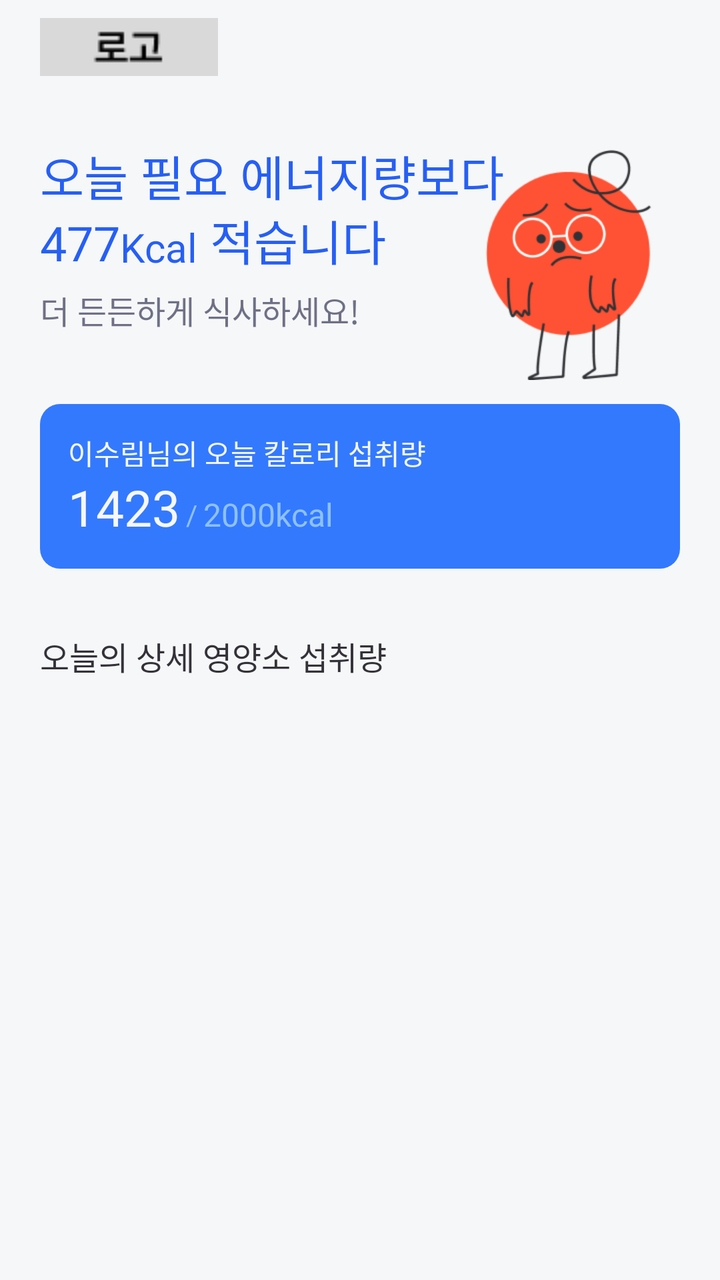
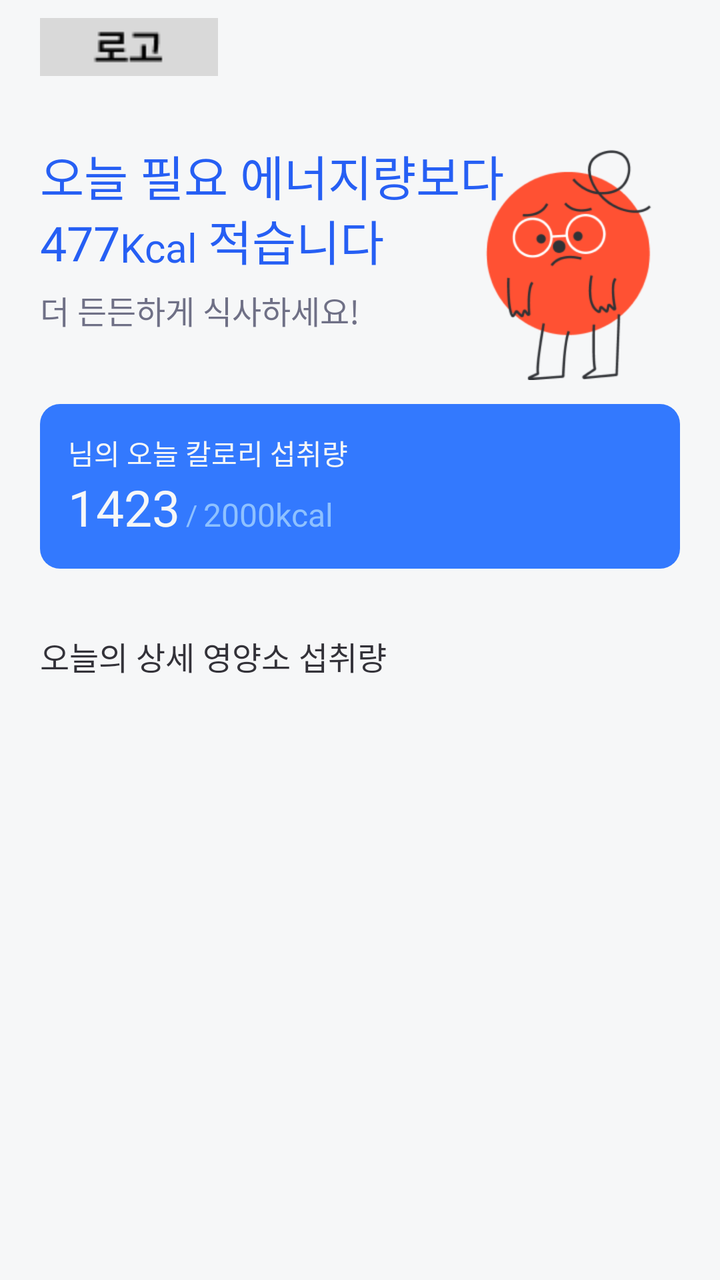

The first picture is an Android layout as it rendered before a commit; the second is the same layout after the commit. The layout source and the unified diff follow.
<!-- AndroidManifest.xml: application theme Theme.BeYourEyes -->
<!-- res/layout/fragment_home.xml -->
<?xml version="1.0" encoding="utf-8"?>
<ScrollView xmlns:android="http://schemas.android.com/apk/res/android"
    xmlns:app="http://schemas.android.com/apk/res-auto"
    xmlns:tools="http://schemas.android.com/tools"
    android:id="@+id/layout"
    android:layout_width="match_parent"
    android:layout_height="match_parent"
    android:background="@color/gray_50"
    android:scrollbarSize="0dp"
    tools:context=".ui.home.HomeFragment">


    <androidx.constraintlayout.widget.ConstraintLayout
        android:layout_width="match_parent"
        android:layout_height="wrap_content">

        <ImageView
            android:id="@+id/logo"
            android:layout_width="wrap_content"
            android:layout_height="wrap_content"
            android:layout_marginStart="20dp"
            android:layout_marginTop="9dp"
            android:src="@drawable/tmp_home_logo"
            app:layout_constraintStart_toStartOf="parent"
            app:layout_constraintTop_toTopOf="parent" />

        <androidx.constraintlayout.widget.ConstraintLayout
            android:id="@+id/topMsgLayout"
            android:layout_width="match_parent"
            android:layout_height="wrap_content"
            android:layout_marginStart="20dp"
            android:layout_marginTop="70dp"
            android:layout_marginEnd="20dp"
            app:layout_constraintEnd_toEndOf="parent"
            app:layout_constraintStart_toStartOf="parent"
            app:layout_constraintTop_toTopOf="parent">

            <ImageView
                android:id="@+id/topCharacter"
                android:layout_width="84dp"
                android:layout_height="115dp"
                android:layout_marginTop="5dp"
                android:layout_marginEnd="14dp"
                android:src="@drawable/home_sad_2x"
                app:layout_constraintBottom_toBottomOf="parent"
                app:layout_constraintEnd_toEndOf="parent"
                app:layout_constraintHorizontal_bias="1.0"
                app:layout_constraintStart_toEndOf="@+id/topMsg1"
                app:layout_constraintTop_toTopOf="parent"
                app:layout_constraintVertical_bias="1.0" />

            <TextView
                android:id="@+id/topMsg1"
                android:layout_width="wrap_content"
                android:layout_height="wrap_content"
                android:fontFamily="@font/wanted_sans_bold"
                android:text="오늘 필요 에너지량보다"
                android:textColor="@color/blue_600"
                android:textSize="24sp"
                app:layout_constraintStart_toStartOf="parent"
                app:layout_constraintTop_toTopOf="parent" />

            <TextView
                android:id="@+id/topMsg2"
                android:layout_width="wrap_content"
                android:layout_height="wrap_content"
                android:fontFamily="@font/wanted_sans_bold"
                android:text=" 적습니다"
                android:textColor="@color/blue_600"
                android:textSize="24sp"
                app:layout_constraintBottom_toBottomOf="@+id/topMsgKcal"
                app:layout_constraintStart_toEndOf="@+id/topMsgKcalUnit" />

            <TextView
                android:id="@+id/topMsgKcal"
                android:layout_width="wrap_content"
                android:layout_height="wrap_content"
                android:fontFamily="@font/wanted_sans_extra_black"
                android:text="477"
                android:textColor="@color/blue_600"
                android:textSize="24sp"
                app:layout_constraintStart_toStartOf="parent"
                app:layout_constraintTop_toBottomOf="@+id/topMsg1" />

            <TextView
                android:id="@+id/topMsgKcalUnit"
                android:layout_width="wrap_content"
                android:layout_height="wrap_content"
                android:fontFamily="@font/wanted_sans_extra_bold"
                android:text="Kcal"
                android:textColor="@color/blue_600"
                android:textSize="20sp"
                app:layout_constraintBottom_toBottomOf="@+id/topMsgKcal"
                app:layout_constraintStart_toEndOf="@+id/topMsgKcal"
                app:layout_constraintTop_toTopOf="@+id/topMsgKcal"
                app:layout_constraintVertical_bias="0.93" />

            <TextView
                android:id="@+id/topMsgSmall"
                android:layout_width="wrap_content"
                android:layout_height="wrap_content"
                android:layout_marginTop="6dp"
                android:fontFamily="@font/wanted_sans_semi_bold"
                android:text="더 든든하게 식사하세요!"
                android:textColor="@color/gray_700"
                android:textSize="16sp"
                app:layout_constraintStart_toStartOf="parent"
                app:layout_constraintTop_toBottomOf="@+id/topMsgKcal" />
        </androidx.constraintlayout.widget.ConstraintLayout>

        <androidx.constraintlayout.widget.ConstraintLayout
            android:id="@+id/todayKcalLayout"
            android:layout_width="match_parent"
            android:layout_height="wrap_content"
            android:layout_marginStart="20dp"
            android:layout_marginTop="12dp"
            android:layout_marginEnd="20dp"
            android:background="@drawable/bg_blue_500_rds_10"
            android:padding="14dp"
            app:layout_constraintEnd_toEndOf="parent"
            app:layout_constraintStart_toStartOf="parent"
            app:layout_constraintTop_toBottomOf="@id/topMsgLayout">

            <TextView
                android:id="@+id/todayKcalLabel"
                android:layout_width="wrap_content"
                android:layout_height="wrap_content"
                android:fontFamily="@font/wanted_sans_bold"
                android:text="이수림님의 오늘 칼로리 섭취량"
                android:textColor="@color/gray_50"
                android:textSize="14sp"
                app:layout_constraintStart_toStartOf="parent"
                app:layout_constraintTop_toTopOf="parent" />

            <TextView
                android:id="@+id/kcalToday"
                android:layout_width="wrap_content"
                android:layout_height="wrap_content"
                android:fontFamily="@font/wanted_sans_bold"
                android:text="1423"
                android:textColor="@color/gray_50"
                android:textSize="25sp"
                app:layout_constraintStart_toStartOf="parent"
                app:layout_constraintTop_toBottomOf="@+id/todayKcalLabel" />

            <TextView
                android:id="@+id/intakeSlash"
                android:layout_width="wrap_content"
                android:layout_height="wrap_content"
                android:layout_marginStart="3dp"
                android:fontFamily="@font/wanted_sans_extra_bold"
                android:text="/"
                android:textColor="@color/blue_300"
                android:textSize="14sp"
                app:layout_constraintBottom_toBottomOf="@+id/kcalToday"
                app:layout_constraintStart_toEndOf="@+id/kcalToday"
                app:layout_constraintTop_toTopOf="@+id/kcalToday"
                app:layout_constraintVertical_bias="0.75" />

            <TextView
                android:id="@+id/kcalGoal"
                android:layout_width="wrap_content"
                android:layout_height="wrap_content"
                android:layout_marginStart="3dp"
                android:fontFamily="@font/wanted_sans_extra_bold"
                android:text="2000kcal"
                android:textColor="@color/blue_300"
                android:textSize="16sp"
                app:layout_constraintBottom_toBottomOf="@+id/intakeSlash"
                app:layout_constraintStart_toEndOf="@+id/intakeSlash"
                app:layout_constraintTop_toTopOf="@+id/intakeSlash" />

        </androidx.constraintlayout.widget.ConstraintLayout>

        <androidx.constraintlayout.widget.ConstraintLayout
            android:id="@+id/todayNutriLayout"
            android:layout_width="0dp"
            android:layout_height="wrap_content"
            android:layout_marginTop="32dp"
            android:layout_marginBottom="30dp"
            app:layout_constraintBottom_toBottomOf="parent"
            app:layout_constraintEnd_toEndOf="parent"
            app:layout_constraintStart_toStartOf="parent"
            app:layout_constraintTop_toBottomOf="@id/todayKcalLayout"
            app:layout_constraintVertical_bias="1.0">

            <TextView
                android:id="@+id/todayNutriLabel"
                android:layout_width="match_parent"
                android:layout_height="wrap_content"
                android:layout_marginHorizontal="20dp"
                android:layout_marginStart="20dp"
                android:layout_marginEnd="20dp"
                android:fontFamily="@font/wanted_sans_bold"
                android:text="오늘의 상세 영양소 섭취량"
                android:textColor="@color/gray_950"
                android:textSize="16sp"
                app:layout_constraintEnd_toEndOf="parent"
                app:layout_constraintStart_toStartOf="parent"
                app:layout_constraintTop_toTopOf="parent" />

            <androidx.recyclerview.widget.RecyclerView
                android:id="@+id/todayNutriRecyclerView"
                android:layout_width="match_parent"
                android:layout_height="wrap_content"
                android:layout_marginHorizontal="13dp"
                android:layout_marginTop="20dp"
                app:layout_constraintEnd_toEndOf="parent"
                app:layout_constraintStart_toStartOf="parent"
                app:layout_constraintTop_toBottomOf="@id/todayNutriLabel" />

        </androidx.constraintlayout.widget.ConstraintLayout>

    </androidx.constraintlayout.widget.ConstraintLayout>
</ScrollView>
<!-- resources referenced by this layout -->
<resources>
  <color name="blue_300">#8EC1FF</color>
  <color name="blue_600">#265FF4</color>
  <color name="gray_50">#F6F7F8</color>
  <color name="gray_700">#6F7086</color>
  <color name="gray_950">#333239</color>
  <!-- drawable bg_blue_500_rds_10 (drawable) -->
  <?xml version="1.0" encoding="utf-8"?>
  <shape
      xmlns:android="http://schemas.android.com/apk/res/android"
      android:shape="rectangle">
      <solid android:color="@color/blue_500" />
      <corners android:radius="10dp" />
  </shape>
  <!-- drawable home_sad_2x: png bitmap (drawable, 16194 bytes) -->
  <!-- drawable tmp_home_logo: png bitmap (drawable, 526 bytes) -->
  <style name="Theme.BeYourEyes" parent="Theme.MaterialComponents.Light.NoActionBar">
          
          <item name="colorPrimary">@color/blue_500</item>
          <item name="colorPrimaryVariant">@color/blue_700</item>
          <item name="colorOnPrimary">@color/white</item>
          
          <item name="colorSecondary">@color/teal_200</item>
          <item name="colorSecondaryVariant">@color/teal_700</item>
          <item name="colorOnSecondary">@color/black</item>
          
          <item name="android:statusBarColor">@color/gray_50</item>
          <item name="android:windowLightStatusBar">true</item>
          <item name="android:navigationBarColor">@color/gray_50</item>
          
          <item name="chipStyle">@style/TextChipStyle</item>
      </style>
  <color name="blue_500">#3379FE</color>
  <color name="blue_700">#1543E0</color>
  <color name="white">#FFFFFFFF</color>
  <color name="teal_200">#FF03DAC5</color>
  <color name="teal_700">#FF018786</color>
  <color name="black">#FF000000</color>
  <style name="TextChipStyle" parent="Widget.MaterialComponents.Chip.Choice">
          <item name="chipCornerRadius">10dp</item>
          <item name="chipMinHeight">58dp</item>
          <item name="chipBackgroundColor">@color/chip_bg_color</item>
          <item name="android:textColor">@color/chip_text_color</item>
          <item name="chipStrokeColor">@color/chip_stroke_color</item>
          <item name="chipStrokeWidth">2dp</item>
          <item name="android:textAlignment">center</item>
          <item name="fontFamily">@font/wanted_sans_semi_bold</item>
          <item name="android:textSize">16sp</item>
          <item name="android:paddingTop">14dp</item>
          <item name="android:paddingBottom">14dp</item>
      </style>
</resources>

<!-- the commit's change to res/layout/fragment_home.xml (unified diff, before → after) -->
@@ -41,7 +41,7 @@
                 android:layout_height="115dp"
                 android:layout_marginTop="5dp"
                 android:layout_marginEnd="14dp"
-                android:src="@drawable/home_sad_2x"
+                android:src="@drawable/home_sad"
                 app:layout_constraintBottom_toBottomOf="parent"
                 app:layout_constraintEnd_toEndOf="parent"
                 app:layout_constraintHorizontal_bias="1.0"
@@ -54,7 +54,7 @@
                 android:layout_width="wrap_content"
                 android:layout_height="wrap_content"
                 android:fontFamily="@font/wanted_sans_bold"
-                android:text="오늘 필요 에너지량보다"
+                android:text="@string/home_overview_msg1"
                 android:textColor="@color/blue_600"
                 android:textSize="24sp"
                 app:layout_constraintStart_toStartOf="parent"
@@ -64,8 +64,9 @@
                 android:id="@+id/topMsg2"
                 android:layout_width="wrap_content"
                 android:layout_height="wrap_content"
-                android:fontFamily="@font/wanted_sans_bold"
-                android:text=" 적습니다"
+                android:layout_marginStart="5dp"
+                android:fontFamily="@font/wanted_sans_bold"
+                android:text="@string/home_overview_msg2_when_less"
                 android:textColor="@color/blue_600"
                 android:textSize="24sp"
                 app:layout_constraintBottom_toBottomOf="@+id/topMsgKcal"
@@ -76,7 +77,7 @@
                 android:layout_width="wrap_content"
                 android:layout_height="wrap_content"
                 android:fontFamily="@font/wanted_sans_extra_black"
-                android:text="477"
+                android:text="@string/tmp_home_kcal_diff_value"
                 android:textColor="@color/blue_600"
                 android:textSize="24sp"
                 app:layout_constraintStart_toStartOf="parent"
@@ -87,7 +88,7 @@
                 android:layout_width="wrap_content"
                 android:layout_height="wrap_content"
                 android:fontFamily="@font/wanted_sans_extra_bold"
-                android:text="Kcal"
+                android:text="@string/home_overview_kcal_unit"
                 android:textColor="@color/blue_600"
                 android:textSize="20sp"
                 app:layout_constraintBottom_toBottomOf="@+id/topMsgKcal"
@@ -101,7 +102,7 @@
                 android:layout_height="wrap_content"
                 android:layout_marginTop="6dp"
                 android:fontFamily="@font/wanted_sans_semi_bold"
-                android:text="더 든든하게 식사하세요!"
+                android:text="@string/home_advice_when_less"
                 android:textColor="@color/gray_700"
                 android:textSize="16sp"
                 app:layout_constraintStart_toStartOf="parent"
@@ -115,7 +116,7 @@
             android:layout_marginStart="20dp"
             android:layout_marginTop="12dp"
             android:layout_marginEnd="20dp"
-            android:background="@drawable/bg_blue_500_rds_10"
+            android:background="@drawable/shape_background_b500_10"
             android:padding="14dp"
             app:layout_constraintEnd_toEndOf="parent"
             app:layout_constraintStart_toStartOf="parent"
@@ -126,7 +127,7 @@
                 android:layout_width="wrap_content"
                 android:layout_height="wrap_content"
                 android:fontFamily="@font/wanted_sans_bold"
-                android:text="이수림님의 오늘 칼로리 섭취량"
+                android:text="@string/home_today_kcal_label"
                 android:textColor="@color/gray_50"
                 android:textSize="14sp"
                 app:layout_constraintStart_toStartOf="parent"
@@ -137,19 +138,19 @@
                 android:layout_width="wrap_content"
                 android:layout_height="wrap_content"
                 android:fontFamily="@font/wanted_sans_bold"
-                android:text="1423"
+                android:text="@string/tmp_home_kcal_value"
                 android:textColor="@color/gray_50"
                 android:textSize="25sp"
                 app:layout_constraintStart_toStartOf="parent"
                 app:layout_constraintTop_toBottomOf="@+id/todayKcalLabel" />
 
             <TextView
-                android:id="@+id/intakeSlash"
+                android:id="@+id/kcalSlash"
                 android:layout_width="wrap_content"
                 android:layout_height="wrap_content"
                 android:layout_marginStart="3dp"
                 android:fontFamily="@font/wanted_sans_extra_bold"
-                android:text="/"
+                android:text="@string/home_slash"
                 android:textColor="@color/blue_300"
                 android:textSize="14sp"
                 app:layout_constraintBottom_toBottomOf="@+id/kcalToday"
@@ -163,12 +164,12 @@
                 android:layout_height="wrap_content"
                 android:layout_marginStart="3dp"
                 android:fontFamily="@font/wanted_sans_extra_bold"
-                android:text="2000kcal"
+                android:text="@string/tmp_home_kcal_daily_value"
                 android:textColor="@color/blue_300"
                 android:textSize="16sp"
-                app:layout_constraintBottom_toBottomOf="@+id/intakeSlash"
-                app:layout_constraintStart_toEndOf="@+id/intakeSlash"
-                app:layout_constraintTop_toTopOf="@+id/intakeSlash" />
+                app:layout_constraintBottom_toBottomOf="@+id/kcalSlash"
+                app:layout_constraintStart_toEndOf="@+id/kcalSlash"
+                app:layout_constraintTop_toTopOf="@+id/kcalSlash" />
 
         </androidx.constraintlayout.widget.ConstraintLayout>
 
@@ -192,7 +193,7 @@
                 android:layout_marginStart="20dp"
                 android:layout_marginEnd="20dp"
                 android:fontFamily="@font/wanted_sans_bold"
-                android:text="오늘의 상세 영양소 섭취량"
+                android:text="@string/home_today_nutri_label"
                 android:textColor="@color/gray_950"
                 android:textSize="16sp"
                 app:layout_constraintEnd_toEndOf="parent"
<!-- resource entries referenced after the edit -->
@@ -5,7 +5,8 @@
   <color name="gray_50">#F6F7F8</color>
   <color name="gray_700">#6F7086</color>
   <color name="gray_950">#333239</color>
-  <!-- drawable bg_blue_500_rds_10 (drawable) -->
+  <!-- drawable home_sad: png bitmap (drawable, 16194 bytes) -->
+  <!-- drawable shape_background_b500_10 (drawable) -->
   <?xml version="1.0" encoding="utf-8"?>
   <shape
       xmlns:android="http://schemas.android.com/apk/res/android"
@@ -13,8 +14,17 @@
       <solid android:color="@color/blue_500" />
       <corners android:radius="10dp" />
   </shape>
-  <!-- drawable home_sad_2x: png bitmap (drawable, 16194 bytes) -->
   <!-- drawable tmp_home_logo: png bitmap (drawable, 526 bytes) -->
+  <string name="home_advice_when_less">더 든든하게 식사하세요!</string>
+  <string name="home_overview_kcal_unit">Kcal</string>
+  <string name="home_overview_msg1">오늘 필요 에너지량보다</string>
+  <string name="home_overview_msg2_when_less">적습니다</string>
+  <string name="home_slash">/</string>
+  <string name="home_today_kcal_label">님의 오늘 칼로리 섭취량</string>
+  <string name="home_today_nutri_label">오늘의 상세 영양소 섭취량</string>
+  <string name="tmp_home_kcal_daily_value">2000kcal</string>
+  <string name="tmp_home_kcal_diff_value">477</string>
+  <string name="tmp_home_kcal_value">1423</string>
   <style name="Theme.BeYourEyes" parent="Theme.MaterialComponents.Light.NoActionBar">
           
           <item name="colorPrimary">@color/blue_500</item>
